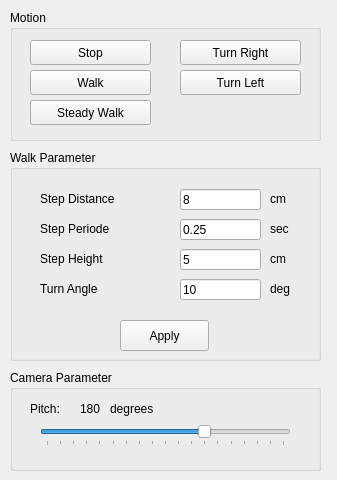
The window that interface/src/main.ui (aditya-radiant/src) describes before a commit, drawn with Qt 5.
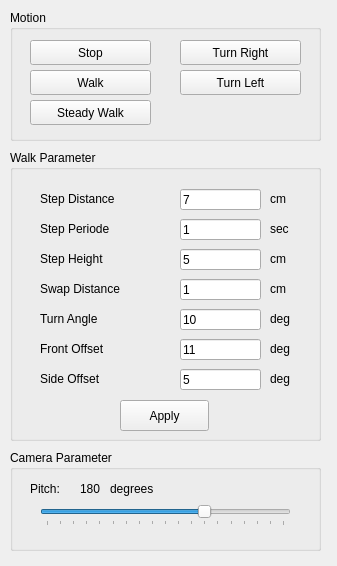
The same window after the commit.

Diff of the .ui file:
```diff
--- a/interface/src/main.ui
+++ b/interface/src/main.ui
@@ -7,7 +7,7 @@
     <x>0</x>
     <y>0</y>
     <width>337</width>
-    <height>480</height>
+    <height>566</height>
    </rect>
   </property>
   <property name="windowTitle">
@@ -98,7 +98,7 @@
       <x>10</x>
       <y>150</y>
       <width>311</width>
-      <height>211</height>
+      <height>291</height>
      </rect>
     </property>
     <property name="title">
@@ -127,7 +127,7 @@
       </rect>
      </property>
      <property name="text">
-      <string>8</string>
+      <string>7</string>
      </property>
     </widget>
     <widget class="QLabel" name="label_2">
@@ -153,7 +153,7 @@
       </rect>
      </property>
      <property name="text">
-      <string>0.25</string>
+      <string>1</string>
      </property>
     </widget>
     <widget class="QLabel" name="label_3">
@@ -225,7 +225,7 @@
      <property name="geometry">
       <rect>
        <x>110</x>
-       <y>170</y>
+       <y>250</y>
        <width>89</width>
        <height>31</height>
       </rect>
@@ -238,7 +238,7 @@
      <property name="geometry">
       <rect>
        <x>30</x>
-       <y>130</y>
+       <y>160</y>
        <width>101</width>
        <height>17</height>
       </rect>
@@ -251,7 +251,7 @@
      <property name="geometry">
       <rect>
        <x>170</x>
-       <y>129</y>
+       <y>159</y>
        <width>81</width>
        <height>21</height>
       </rect>
@@ -264,21 +264,138 @@
      <property name="geometry">
       <rect>
        <x>260</x>
+       <y>160</y>
+       <width>41</width>
+       <height>17</height>
+      </rect>
+     </property>
+     <property name="text">
+      <string>deg</string>
+     </property>
+    </widget>
+    <widget class="QLabel" name="label_12">
+     <property name="geometry">
+      <rect>
+       <x>260</x>
        <y>130</y>
        <width>41</width>
        <height>17</height>
       </rect>
      </property>
      <property name="text">
+      <string>cm</string>
+     </property>
+    </widget>
+    <widget class="QLineEdit" name="swapDist_line">
+     <property name="geometry">
+      <rect>
+       <x>170</x>
+       <y>129</y>
+       <width>81</width>
+       <height>21</height>
+      </rect>
+     </property>
+     <property name="text">
+      <string>1</string>
+     </property>
+    </widget>
+    <widget class="QLabel" name="label_13">
+     <property name="geometry">
+      <rect>
+       <x>30</x>
+       <y>130</y>
+       <width>101</width>
+       <height>17</height>
+      </rect>
+     </property>
+     <property name="text">
+      <string>Swap Distance</string>
+     </property>
+    </widget>
+    <widget class="QLabel" name="label_14">
+     <property name="geometry">
+      <rect>
+       <x>260</x>
+       <y>190</y>
+       <width>41</width>
+       <height>17</height>
+      </rect>
+     </property>
+     <property name="text">
       <string>deg</string>
      </property>
     </widget>
+    <widget class="QLineEdit" name="frontOffset_line">
+     <property name="geometry">
+      <rect>
+       <x>170</x>
+       <y>189</y>
+       <width>81</width>
+       <height>21</height>
+      </rect>
+     </property>
+     <property name="text">
+      <string>11</string>
+     </property>
+    </widget>
+    <widget class="QLabel" name="label_15">
+     <property name="geometry">
+      <rect>
+       <x>30</x>
+       <y>190</y>
+       <width>101</width>
+       <height>17</height>
+      </rect>
+     </property>
+     <property name="text">
+      <string>Front Offset</string>
+     </property>
+    </widget>
+    <widget class="QLabel" name="label_16">
+     <property name="geometry">
+      <rect>
+       <x>260</x>
+       <y>220</y>
+       <width>41</width>
+       <height>17</height>
+      </rect>
+     </property>
+     <property name="text">
+      <string>deg</string>
+     </property>
+    </widget>
+    <widget class="QLineEdit" name="sideOffset_line">
+     <property name="geometry">
+      <rect>
+       <x>170</x>
+       <y>219</y>
+       <width>81</width>
+       <height>21</height>
+      </rect>
+     </property>
+     <property name="text">
+      <string>5</string>
+     </property>
+    </widget>
+    <widget class="QLabel" name="label_17">
+     <property name="geometry">
+      <rect>
+       <x>30</x>
+       <y>220</y>
+       <width>101</width>
+       <height>17</height>
+      </rect>
+     </property>
+     <property name="text">
+      <string>Side Offset</string>
+     </property>
+    </widget>
    </widget>
    <widget class="QGroupBox" name="groupBox_3">
     <property name="geometry">
      <rect>
       <x>10</x>
-      <y>370</y>
+      <y>450</y>
       <width>311</width>
       <height>101</height>
      </rect>
```
